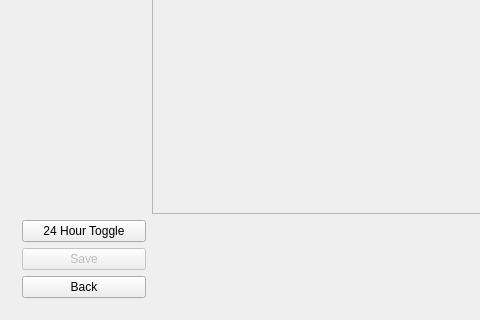
First picture: the form in mainwindow.ui, repository n-kenn/EECS_448_Project_1, before the edit; both pictures show x 0 to 480 and y 410 to 730 of the 1280 by 730 pixel window.
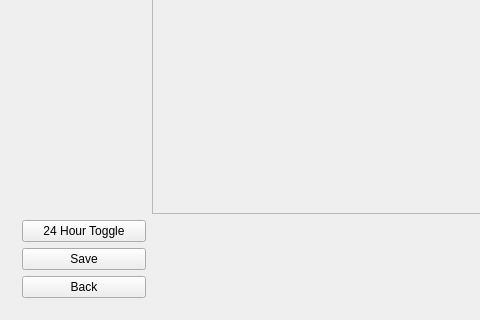
Second picture: the form after the edit. The open tabs and pages were chosen to show the change.

Commit message: Enable next button only when event name is entered.

Diff of the .ui file:
```diff
--- a/mainwindow.ui
+++ b/mainwindow.ui
@@ -306,7 +306,7 @@
           <item row="3" column="0" colspan="5">
            <widget class="QPushButton" name="btnNewTimeSave">
             <property name="enabled">
-             <bool>false</bool>
+             <bool>true</bool>
             </property>
             <property name="text">
              <string>Save</string>
```
Left out of the diff: 6 changed lines with no effect on the pictures. The commit also changes 2 other files.
